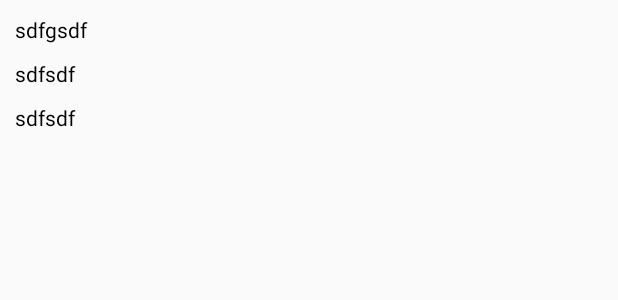
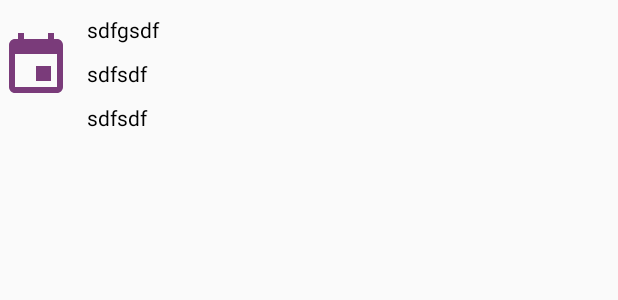
Before and after one commit to alu0100697032/TFGAndroidMobileApp, an Android app: the layout reserve_layout.xml on its own in the app's theme, with its tools: preview values and no code run, on a phone screen of 412 x 824 dp. Shown: the top 300 px of the screen. Run offline under Robolectric (Android 15) with nearby library versions, the phone set to English and light mode, and no system bars; network calls fail.

```diff
--- a/UllApp/app/src/main/res/layout/reserve_layout.xml
+++ b/UllApp/app/src/main/res/layout/reserve_layout.xml
@@ -6,6 +6,14 @@
     android:focusable="true"
     android:background="?android:attr/selectableItemBackground">
 
+    <ImageView
+        android:id="@+id/image"
+        android:paddingTop="20dp"
+        android:layout_width="wrap_content"
+        android:layout_height="wrap_content"
+        android:src="@drawable/ic_reserve_48dp"
+        />
+
     <LinearLayout xmlns:android="http://schemas.android.com/apk/res/android"
         android:layout_width="match_parent"
         android:layout_height="wrap_content"
@@ -13,7 +21,7 @@
         android:paddingLeft="10dp"
         android:orientation="vertical"
         android:id="@+id/reserves"
-        android:layout_toRightOf="@+id/reservar">
+        android:layout_toRightOf="@+id/image">
 
         <TextView
             android:id="@+id/name"
```
Also changed, not shown: UllApp/app/src/main/res/layout/content_personal_info.xml (+21 -0 lines), UllApp/app/src/main/res/layout/content_service.xml (+21 -0 lines), UllApp/app/src/main/res/layout/service_layout.xml (+12 -1 lines).
